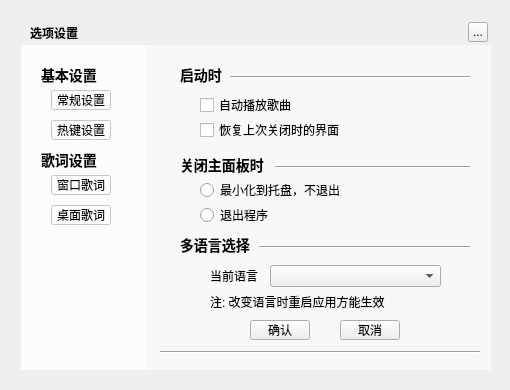
Qt form ui/core-widget/musicsettingwidget.ui (Greedysky/TTKMusicPlayer) before a commit.
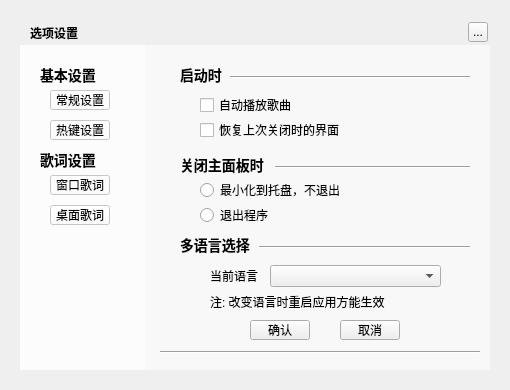
The same form after that commit. Custom widgets are drawn as their Qt base class.

Commit message: change music setting dialog parameter[031578]

```diff
--- a/ui/core-widget/musicsettingwidget.ui
+++ b/ui/core-widget/musicsettingwidget.ui
@@ -1125,7 +1125,7 @@
   <widget class="QWidget" name="backgroundMask1" native="true">
    <property name="geometry">
     <rect>
-     <x>21</x>
+     <x>20</x>
      <y>45</y>
      <width>125</width>
      <height>325</height>
@@ -1265,7 +1265,7 @@
   <widget class="QWidget" name="backgroundMask2" native="true">
    <property name="geometry">
     <rect>
-     <x>145</x>
+     <x>144</x>
      <y>45</y>
      <width>346</width>
      <height>325</height>
```
